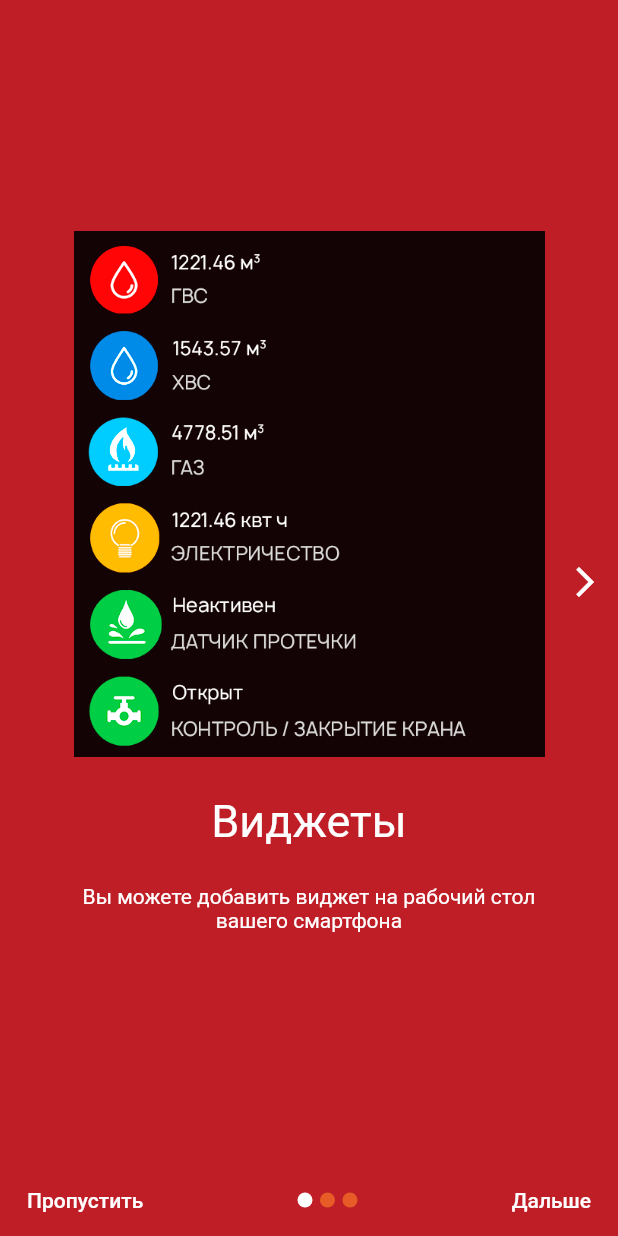
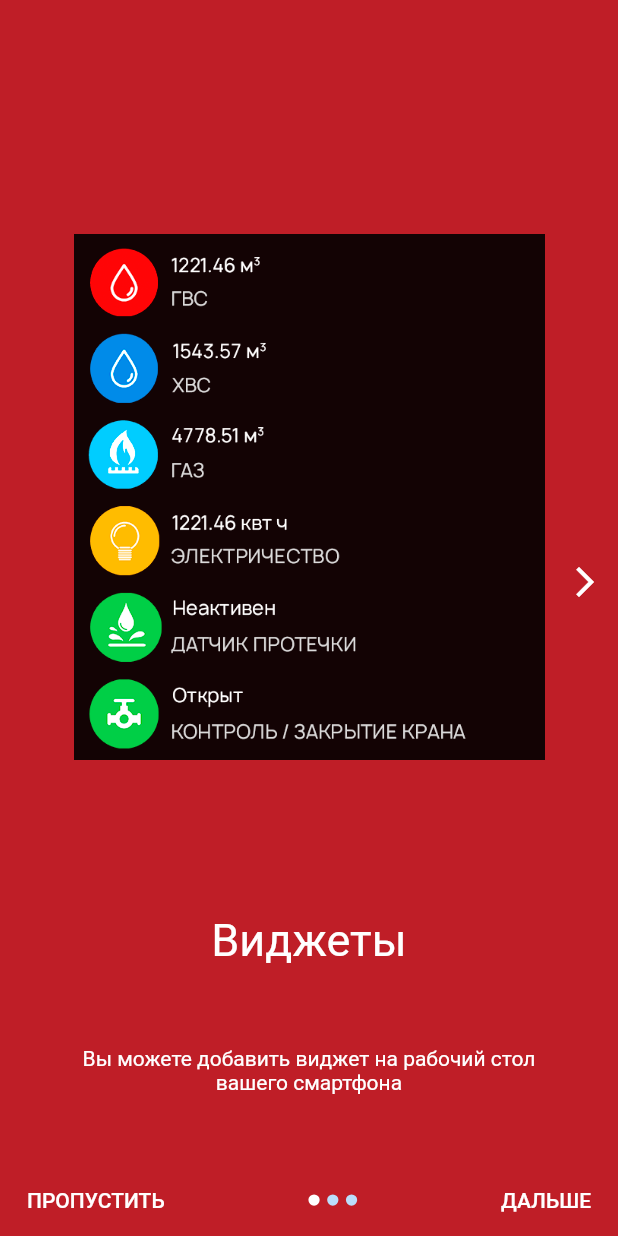
Before and after one commit to PDAWork/multisistema_flutter, a Flutter app: the screen it shows after launch, after a tap on "Войти", on a phone screen of 412 x 824 dp. Run offline on Flutter 3.47's test engine with Material 2 defaults, Android fonts, the light colour scheme and no system bars; our stand-ins replace get_it.

Commit message:
экран знакомстав с фишками. - get_it - settings_provider - theme_app

```diff
--- a/lib/app/my_app.dart
+++ b/lib/app/my_app.dart
@@ -1,13 +1,17 @@
 import 'package:flutter/material.dart';
 import 'package:multisitema_flutter/app/ui/auth/sign_in.dart';
 import 'package:multisitema_flutter/utils/nav.dart';
+import 'package:multisitema_flutter/utils/settings_provider.dart';
+import 'package:provider/provider.dart';
 
 class MyApp extends StatelessWidget {
   const MyApp({super.key});
 
   @override
   Widget build(BuildContext context) {
-    return MaterialApp(
+    return Provider(
+      create: (context) => SettingsProvider(),
+      child: MaterialApp(
         theme: ThemeData(
           primaryColor: const Color(0xfffBF1E27),
           textButtonTheme: const TextButtonThemeData(
@@ -18,6 +22,7 @@ class MyApp extends StatelessWidget {
         ),
         initialRoute: Nav.signIn,
         onGenerateRoute: Nav.onGenerateRoute,
+      ),
     );
   }
 }
--- a/lib/app/ui/information/information.dart
+++ b/lib/app/ui/information/information.dart
@@ -1,12 +1,11 @@
 import 'package:flutter/material.dart';
 import 'package:multisitema_flutter/app/ui/information/pages/page_one.dart';
+import 'package:multisitema_flutter/utils/settings_provider.dart';
 import 'package:provider/provider.dart';
-
-enum indexPage { onePage, twoPage, thirePage }
 
 class PageViewProvider with ChangeNotifier {
   PageController controller = PageController(keepPage: true);
-  PageViewProvider() {}
+
   int index = 0;
 
   void initialPage(int value) {
@@ -23,7 +22,7 @@ class PageViewProvider with ChangeNotifier {
 
   void back() {
     controller.previousPage(
-      duration: Duration(milliseconds: 500),
+      duration: const Duration(milliseconds: 500),
       curve: Curves.linear,
     );
   }
@@ -40,7 +39,6 @@ class Information extends StatelessWidget {
 
   @override
   Widget build(BuildContext context) {
-    print("build");
     return Scaffold(
       backgroundColor: Theme.of(context).primaryColor,
       body: SafeArea(
@@ -71,6 +69,7 @@ class Information extends StatelessWidget {
                     ),
                     Expanded(
                       child: PageView(
+                        physics: const BouncingScrollPhysics(),
                         onPageChanged:
                             context.read<PageViewProvider>().initialPage,
                         controller: context.read<PageViewProvider>().controller,
@@ -87,7 +86,12 @@ class Information extends StatelessWidget {
                             title:
                                 "Анализируйте расход с точностью до часа дня месяца на графиках. Графики можно масшабировать двумя пальцами",
                           ),
-                          Text('data3'),
+                          PageOne(
+                            path: 'assets/pctr_events.png',
+                            header: "Активация датчиков",
+                            title:
+                                "Получайте информацию о времени и продолжительности срабатывания датчиков",
+                          ),
                         ],
                       ),
                     ),
@@ -104,10 +108,9 @@ class Information extends StatelessWidget {
                                   color: Colors.white,
                                 ),
                               )
-                              : SizedBox(
-                                  width: 24,
-                                );
-                        }),
+                            : const SizedBox(width: 24);
+                      },
+                    ),
                   ],
                 ),
               ),
@@ -116,47 +119,48 @@ class Information extends StatelessWidget {
                   return Row(
                     mainAxisAlignment: MainAxisAlignment.spaceBetween,
                     children: [
-                      TextButton(onPressed: () {}, child: Text('Пропустить')),
+                      TextButton(
+                          onPressed: () {}, child: const Text('ПРОПУСТИТЬ')),
                       Row(
                         mainAxisSize: MainAxisSize.min,
                         crossAxisAlignment: CrossAxisAlignment.center,
                         mainAxisAlignment: MainAxisAlignment.center,
                         children: [
                           Container(
-                            width: 10.0,
-                            height: 10.0,
+                            width: 7.5,
+                            height: 7.5,
                             decoration: BoxDecoration(
                               color: value.index == 0
                                   ? Colors.white
-                                  : const Color.fromARGB(160, 255, 128, 38),
+                                  : context.read<SettingsProvider>().setColorOfHour(),
                               shape: BoxShape.circle,
                             ),
                           ),
                           const SizedBox(width: 5),
                           Container(
-                            width: 10.0,
-                            height: 10.0,
+                           width: 7.5,
+                            height: 7.5,
                             decoration: BoxDecoration(
                               color: value.index == 1
                                   ? Colors.white
-                                  : const Color.fromARGB(160, 255, 128, 38),
+                                  : context.read<SettingsProvider>().setColorOfHour(),
                               shape: BoxShape.circle,
                             ),
                           ),
                           const SizedBox(width: 5),
                           Container(
-                            width: 10.0,
-                            height: 10.0,
+                            width: 7.5,
+                            height: 7.5,
                             decoration: BoxDecoration(
                               color: value.index == 2
                                   ? Colors.white
-                                  : const Color.fromARGB(160, 255, 128, 38),
+                                  : context.read<SettingsProvider>().setColorOfHour(),
                               shape: BoxShape.circle,
                             ),
                           ),
                         ],
                       ),
-                      TextButton(onPressed: () {}, child: Text('Дальше'))
+                      TextButton(onPressed: () {}, child: const Text('ДАЛЬШЕ'))
                     ],
                   );
                 },
--- a/lib/app/ui/information/pages/page_one.dart
+++ b/lib/app/ui/information/pages/page_one.dart
@@ -20,22 +20,28 @@ class PageOne extends StatelessWidget {
         mainAxisAlignment: MainAxisAlignment.center,
         children: [
           const Spacer(),
-          Image.asset(path),
+          Expanded(
+            flex: 8,
+            child: Image.asset(path),
+          ),
           const SizedBox(height: 25),
-          Text(
+          Expanded(
+            child: Text(
               header,
               style: const TextStyle(
                 color: Colors.white,
                 fontSize: 30,
               ),
             ),
+          ),
           const SizedBox(height: 25),
-          Text(
+          Expanded(
+            child: Text(
               title,
               textAlign: TextAlign.center,
               style: const TextStyle(color: Colors.white),
             ),
-          const Spacer(),
+          ),
         ],
       ),
     );
--- a/lib/main.dart
+++ b/lib/main.dart
@@ -1,7 +1,9 @@
 import 'package:flutter/material.dart';
 import 'package:multisitema_flutter/app/my_app.dart';
+import 'package:multisitema_flutter/utils/locator_service.dart';
 
-void main() {
-
+Future<void> main() async {
+  WidgetsFlutterBinding.ensureInitialized();
+  await initLocatorService();
   runApp(const MyApp());
 }
--- /dev/null
+++ b/lib/utils/locator_service.dart
@@ -0,0 +1,8 @@
+import 'package:get_it/get_it.dart';
+
+final sl= GetIt.instance;
+
+
+Future<void> initLocatorService()async{
+
+}
--- /dev/null
+++ b/lib/utils/settings_provider.dart
@@ -0,0 +1,23 @@
+import 'package:flutter/material.dart';
+import 'package:multisitema_flutter/utils/theme_app.dart';
+
+class SettingsProvider {
+  SettingsProvider() {
+    _hour = DateTime.now().hour;
+  }
+
+  int _hour = 0;
+
+  Color setColorOfHour() {
+    if (_hour > 0 && _hour < 5) {
+      return ThemeApp.colorNight;
+    } else if (_hour >= 5 && _hour < 10) {
+      return ThemeApp.colorMorning;
+    } else if (_hour >= 10 && _hour < 18) {
+      return ThemeApp.colorDay;
+    } else if (_hour >= 18 && _hour < 22) {
+      return ThemeApp.colorEvening;
+    }
+    return ThemeApp.colorNight;
+  }
+}
--- /dev/null
+++ b/lib/utils/theme_app.dart
@@ -0,0 +1,12 @@
+import 'package:flutter/material.dart';
+
+abstract final class ThemeApp {
+  static const Color colorNight = Color(0xFFF673AB7);
+  static const Color colorDay = Color(0xFFFBBDEFB);
+  static const Color colorMorning = Color(0xFFFFF8A65);
+  static const Color colorEvening = Color(0xFFFCE93D8);
+
+
+
+
+}
--- a/pubspec.yaml
+++ b/pubspec.yaml
@@ -47,6 +47,7 @@ dev_dependencies:
   # package. See that file for information about deactivating specific lint
   # rules and activating additional ones.
   flutter_lints: ^2.0.0
+  get_it: ^7.6.4
 
 # For information on the generic Dart part of this file, see the
 # following page: https://dart.dev/tools/pub/pubspec
```
Also changed, not shown: assets/pctr_events.png (added), pubspec.lock. Lines whose indentation alone changed are shown as unchanged.
